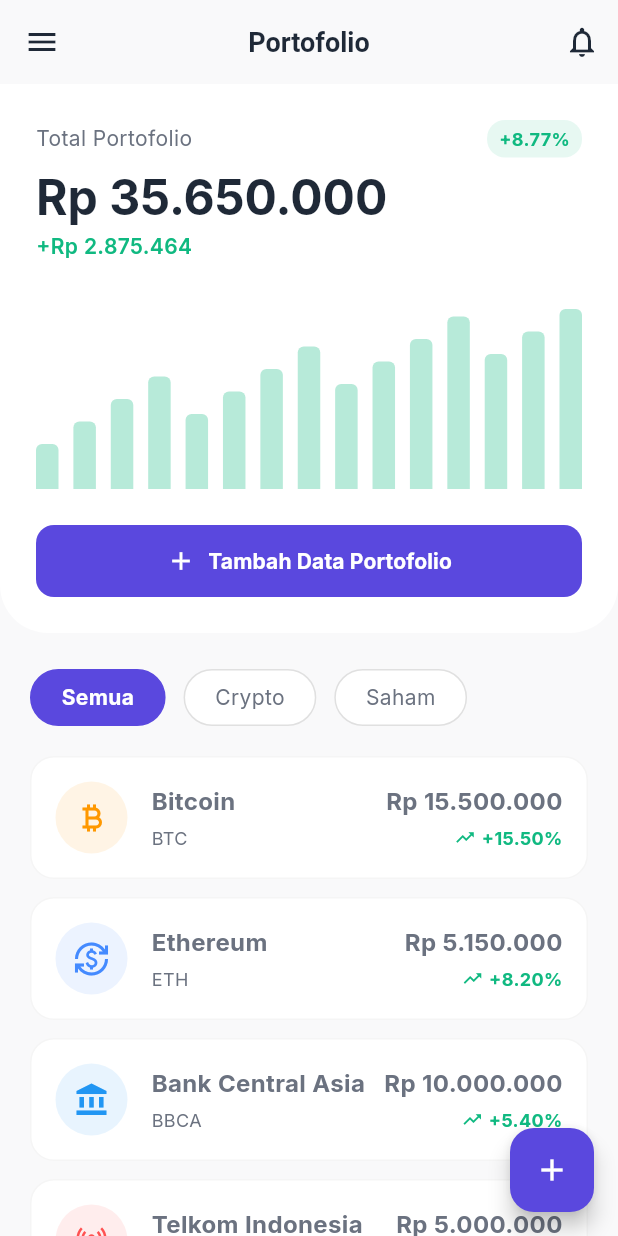
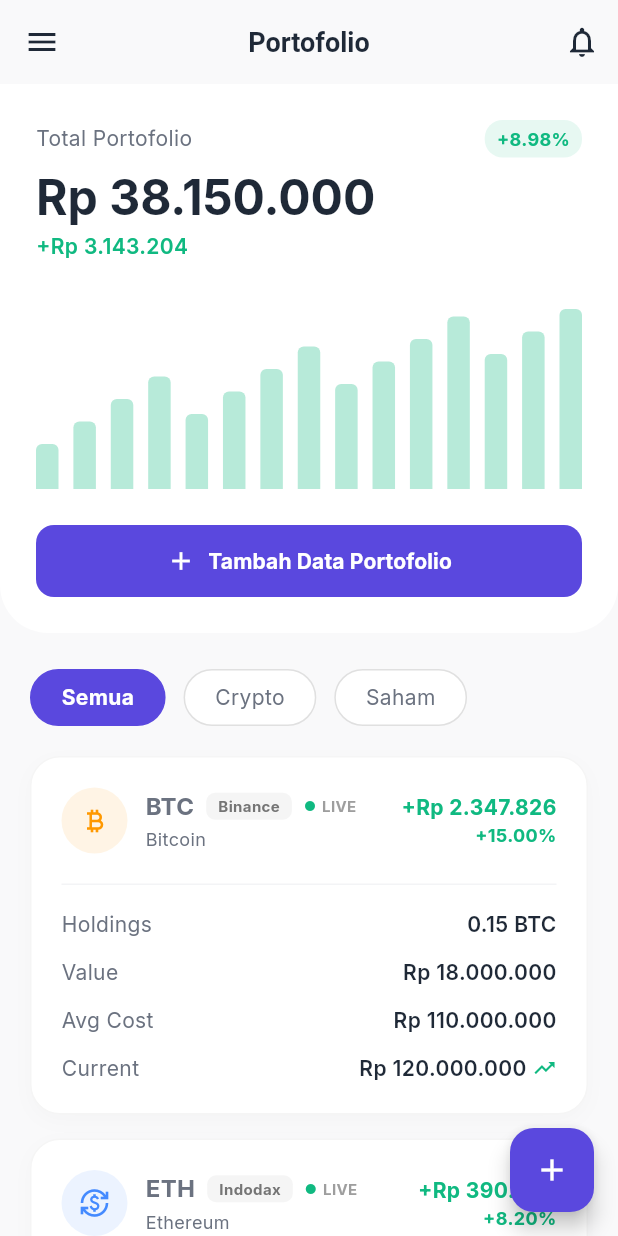
Before and after one commit to Kelompok-2-Tubes-ABP/mobile, a Flutter app: the InvestmentScreen screen opened directly, on a phone screen of 412 x 824 dp. Run offline on Flutter 3.47's test engine with Material 3 defaults, Android fonts, the phone set to English and light mode, and no system bars; our stand-ins replace google_fonts; accounts and stored records are empty.

Commit message:
feat: add investment portfolio tracking with model, provider, and UI screens

```diff
--- a/lib/models/investment.dart
+++ b/lib/models/investment.dart
@@ -5,10 +5,16 @@
   final String name;
   final String symbol;
   final String type; // 'crypto', 'saham'
-  final double amount; // Value in IDR
-  final double profitPercentage; // e.g. 15.5 for +15.5%, -5.2 for -5.2%
+  final double amount; // Current Value in IDR
+  final double profitPercentage; // e.g. 15.5 for +15.5%
   final IconData icon;
   final Color color;
+
+  // Detailed fields for the card
+  final String platform; // e.g. "Binance", "Ajaib"
+  final double holdings; // e.g. 0.15
+  final double avgCost; // e.g. 110000000
+  final double currentPrice; // e.g. 120000000
 
   Investment({
     required this.id,
@@ -19,5 +25,9 @@
     required this.profitPercentage,
     required this.icon,
     required this.color,
+    this.platform = 'Binance',
+    this.holdings = 0.15,
+    this.avgCost = 110000000,
+    this.currentPrice = 120000000,
   });
 }
--- a/lib/providers/finance_provider.dart
+++ b/lib/providers/finance_provider.dart
@@ -85,10 +85,10 @@
   List<Budget> get budgets => [..._budgets];
 
   final List<Investment> _investments = [
-    Investment(id: 'i1', name: 'Bitcoin', symbol: 'BTC', type: 'crypto', amount: 15500000, profitPercentage: 15.5, icon: Icons.currency_bitcoin, color: Colors.orange),
-    Investment(id: 'i2', name: 'Ethereum', symbol: 'ETH', type: 'crypto', amount: 5150000, profitPercentage: 8.2, icon: Icons.currency_exchange, color: Colors.blueAccent),
-    Investment(id: 'i3', name: 'Bank Central Asia', symbol: 'BBCA', type: 'saham', amount: 10000000, profitPercentage: 5.4, icon: Icons.account_balance, color: Colors.blue),
-    Investment(id: 'i4', name: 'Telkom Indonesia', symbol: 'TLKM', type: 'saham', amount: 5000000, profitPercentage: -2.1, icon: Icons.cell_tower, color: Colors.redAccent),
+    Investment(id: 'i1', name: 'Bitcoin', symbol: 'BTC', type: 'crypto', amount: 18000000, profitPercentage: 15.0, icon: Icons.currency_bitcoin, color: Colors.orange, platform: 'Binance', holdings: 0.15, avgCost: 110000000, currentPrice: 120000000),
+    Investment(id: 'i2', name: 'Ethereum', symbol: 'ETH', type: 'crypto', amount: 5150000, profitPercentage: 8.2, icon: Icons.currency_exchange, color: Colors.blueAccent, platform: 'Indodax', holdings: 1.2, avgCost: 35000000, currentPrice: 40000000),
+    Investment(id: 'i3', name: 'Bank Central Asia', symbol: 'BBCA', type: 'saham', amount: 10000000, profitPercentage: 5.4, icon: Icons.account_balance, color: Colors.blue, platform: 'Ajaib', holdings: 1000, avgCost: 9000, currentPrice: 9500),
+    Investment(id: 'i4', name: 'Telkom Indonesia', symbol: 'TLKM', type: 'saham', amount: 5000000, profitPercentage: -2.1, icon: Icons.cell_tower, color: Colors.redAccent, platform: 'Ajaib', holdings: 1500, avgCost: 3500, currentPrice: 3300),
   ];
 
   List<Investment> get investments => [..._investments];
@@ -126,4 +126,9 @@
     _budgets.add(budget);
     notifyListeners();
   }
+
+  void addInvestment(Investment investment) {
+    _investments.add(investment);
+    notifyListeners();
+  }
 }
--- a/lib/screens/investment/investment_screen.dart
+++ b/lib/screens/investment/investment_screen.dart
@@ -5,6 +5,7 @@
 import '../../providers/finance_provider.dart';
 import '../../models/investment.dart';
 import '../../widgets/app_drawer.dart';
+import 'add_investment_modal.dart';
 
 class InvestmentScreen extends StatefulWidget {
   const InvestmentScreen({super.key});
@@ -130,8 +131,12 @@
                     width: double.infinity,
                     child: ElevatedButton.icon(
                       onPressed: () {
-                        // Modal to add investment (placeholder or implement simple one)
-                        ScaffoldMessenger.of(context).showSnackBar(const SnackBar(content: Text('Fitur tambah investasi belum tersedia.')));
+                        showModalBottomSheet(
+                          context: context,
+                          isScrollControlled: true,
+                          backgroundColor: Colors.transparent,
+                          builder: (context) => const AddInvestmentModal(),
+                        );
                       },
                       style: ElevatedButton.styleFrom(
                         backgroundColor: AppTheme.primaryColor,
@@ -220,15 +225,27 @@
 
   Widget _buildAssetCard(Investment item) {
     bool isPositive = item.profitPercentage >= 0;
+    double profitAmount = item.amount - (item.amount / (1 + (item.profitPercentage / 100)));
+
     return Container(
-      margin: const EdgeInsets.only(bottom: 12),
-      padding: const EdgeInsets.all(16),
+      margin: const EdgeInsets.only(bottom: 16),
+      padding: const EdgeInsets.all(20),
       decoration: BoxDecoration(
         color: Colors.white,
-        borderRadius: BorderRadius.circular(16),
+        borderRadius: BorderRadius.circular(20),
         border: Border.all(color: Colors.grey.shade100),
+        boxShadow: [
+          BoxShadow(
+            color: Colors.black.withOpacity(0.02),
+            blurRadius: 10,
+            offset: const Offset(0, 4),
           ),
-      child: Row(
+        ],
+      ),
+      child: Column(
+        children: [
+          // Header Row
+          Row(
             children: [
               Container(
                 padding: const EdgeInsets.all(12),
@@ -236,16 +253,33 @@
                   color: item.color.withOpacity(0.1),
                   shape: BoxShape.circle,
                 ),
-            child: Icon(item.icon, color: item.color),
+                child: Icon(item.icon, color: item.color, size: 20),
               ),
-          const SizedBox(width: 16),
+              const SizedBox(width: 12),
               Expanded(
                 child: Column(
                   crossAxisAlignment: CrossAxisAlignment.start,
                   children: [
-                Text(item.name, style: const TextStyle(fontWeight: FontWeight.bold, fontSize: 16)),
-                const SizedBox(height: 4),
-                Text(item.symbol, style: TextStyle(color: AppTheme.textSecondary, fontSize: 12)),
+                    Row(
+                      children: [
+                        Text(item.symbol, style: const TextStyle(fontWeight: FontWeight.bold, fontSize: 16)),
+                        const SizedBox(width: 8),
+                        Container(
+                          padding: const EdgeInsets.symmetric(horizontal: 8, vertical: 2),
+                          decoration: BoxDecoration(
+                            color: Colors.grey.shade100,
+                            borderRadius: BorderRadius.circular(6),
+                          ),
+                          child: Text(item.platform, style: TextStyle(color: Colors.grey.shade600, fontSize: 10, fontWeight: FontWeight.bold)),
+                        ),
+                        const SizedBox(width: 8),
+                        const Icon(Icons.circle, color: AppTheme.success, size: 8),
+                        const SizedBox(width: 4),
+                        const Text('LIVE', style: TextStyle(color: Colors.grey, fontSize: 10, fontWeight: FontWeight.bold)),
+                      ],
+                    ),
+                    const SizedBox(height: 2),
+                    Text(item.name, style: TextStyle(color: AppTheme.textSecondary, fontSize: 12)),
                   ],
                 ),
               ),
@@ -253,32 +287,49 @@
                 crossAxisAlignment: CrossAxisAlignment.end,
                 children: [
                   Text(
-                CurrencyFormat.convertToIdr(item.amount),
-                style: const TextStyle(fontWeight: FontWeight.bold, fontSize: 16),
+                    '${isPositive ? '+' : ''}${CurrencyFormat.convertToIdr(profitAmount)}',
+                    style: TextStyle(fontWeight: FontWeight.bold, color: isPositive ? AppTheme.success : AppTheme.danger, fontSize: 14),
                   ),
-              const SizedBox(height: 4),
-              Row(
-                children: [
-                  Icon(
-                    isPositive ? Icons.trending_up : Icons.trending_down,
-                    color: isPositive ? AppTheme.success : AppTheme.danger,
-                    size: 14,
-                  ),
-                  const SizedBox(width: 4),
                   Text(
                     '${isPositive ? '+' : ''}${item.profitPercentage.toStringAsFixed(2)}%',
-                    style: TextStyle(
-                      color: isPositive ? AppTheme.success : AppTheme.danger,
-                      fontSize: 12,
-                      fontWeight: FontWeight.bold,
-                    ),
+                    style: TextStyle(color: isPositive ? AppTheme.success : AppTheme.danger, fontSize: 12, fontWeight: FontWeight.bold),
                   ),
                 ],
               ),
             ],
           ),
+          const SizedBox(height: 20),
+          const Divider(height: 1, color: Color(0xFFF3F4F6)),
+          const SizedBox(height: 16),
+
+          // Details Rows
+          _buildDetailRow('Holdings', '${item.holdings} ${item.symbol}'),
+          const SizedBox(height: 12),
+          _buildDetailRow('Value', CurrencyFormat.convertToIdr(item.amount)),
+          const SizedBox(height: 12),
+          _buildDetailRow('Avg Cost', CurrencyFormat.convertToIdr(item.avgCost)),
+          const SizedBox(height: 12),
+          _buildDetailRow('Current', CurrencyFormat.convertToIdr(item.currentPrice), isPrice: true),
         ],
       ),
     );
   }
+
+  Widget _buildDetailRow(String label, String value, {bool isPrice = false}) {
+    return Row(
+      mainAxisAlignment: MainAxisAlignment.spaceBetween,
+      children: [
+        Text(label, style: const TextStyle(color: AppTheme.textSecondary, fontSize: 14)),
+        Row(
+          children: [
+            Text(value, style: const TextStyle(fontWeight: FontWeight.w600, fontSize: 14, color: AppTheme.textPrimary)),
+            if (isPrice) ...[
+              const SizedBox(width: 4),
+              const Icon(Icons.trending_up, color: AppTheme.success, size: 16),
+            ]
+          ],
+        ),
+      ],
+    );
   }
+}
```
Also changed, not shown: lib/screens/investment/add_investment_modal.dart (added, +208 -0 lines). Lines whose indentation alone changed are shown as unchanged.
